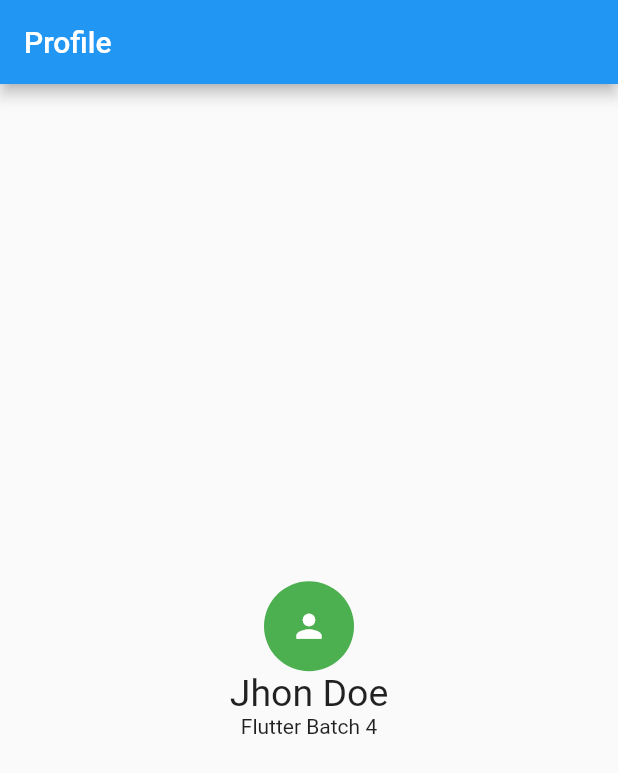
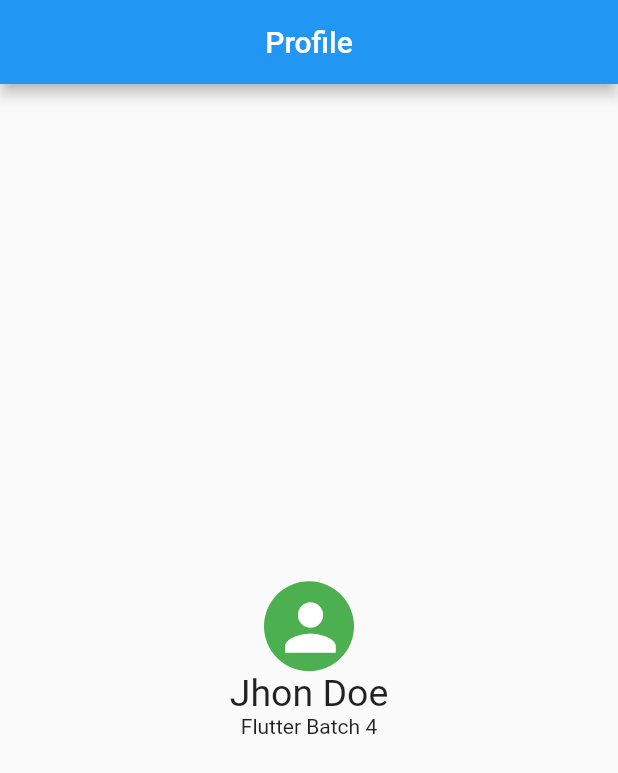
Before and after one commit to saif-ibne-ali/flutter_live_test, a Flutter app: the screen it shows after launch, on a phone screen of 412 x 824 dp. Shown: the top 773 px of the screen. Run offline on Flutter 3.47's test engine with Material 2 defaults, Android fonts, the phone set to English and light mode, and no system bars.

```diff
--- a/lib/main.dart
+++ b/lib/main.dart
@@ -28,6 +28,7 @@ class MyHomePage extends StatelessWidget {
     return Scaffold(
       appBar: AppBar(
         title: const Text("Profile"),
+        centerTitle: true,
       ),
       body: Center(
         child: Column(
@@ -37,11 +38,14 @@ class MyHomePage extends StatelessWidget {
               backgroundColor: Colors.green,
               radius: 30,
               child: IconButton(
-                padding: EdgeInsets.zero,
-                icon: const Icon(Icons.person),
+                padding: const EdgeInsets.all(0.0),
+                icon: const Icon(
+                  Icons.person,
+                  size: 50.0,
+                ),
                 color: Colors.white,
                 onPressed: () {},
-                iconSize: 25.0,
+                //iconSize: 25.0,
               ),
             ),
             const Text(
```
Also changed, not shown: Screenshot_20230911-000142_flutter_live_test.png (added), 1 other file.
